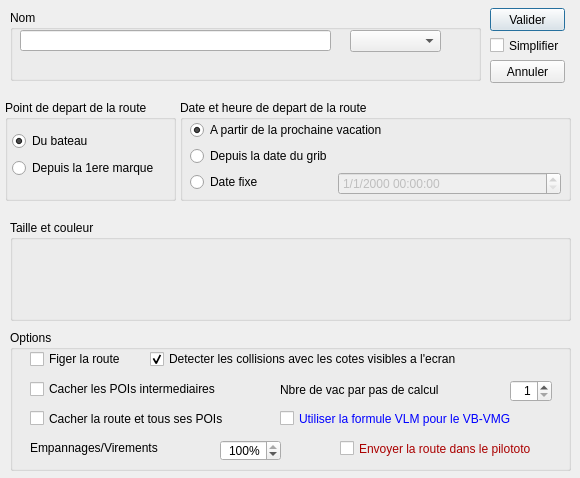
Above: src/Ui/Route_Editor.ui from nohal/qtVlm before the change. Below: the same form after it.
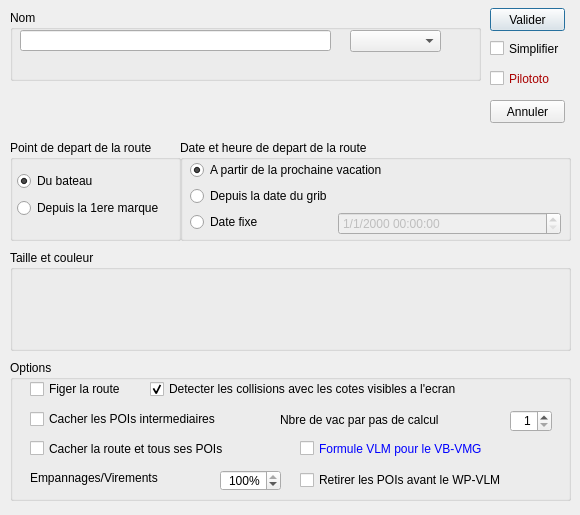
That is the form after the change.

Commit message: Various fixes in ROUTE Add option to start from nextVac estimated speed in estime and twaline Fix chkIsWP due to rounding pb in VLM (fixed in next vlm release) Fix download intermediary grib from vlm

The edit to the form file:
```diff
--- a/src/Ui/Route_Editor.ui
+++ b/src/Ui/Route_Editor.ui
@@ -7,7 +7,7 @@
     <x>0</x>
     <y>0</y>
     <width>580</width>
-    <height>478</height>
+    <height>515</height>
    </rect>
   </property>
   <property name="sizePolicy">
@@ -37,7 +37,7 @@
      <x>0</x>
      <y>0</y>
      <width>581</width>
-     <height>471</height>
+     <height>511</height>
     </rect>
    </property>
    <property name="sizePolicy">
@@ -83,7 +83,7 @@
     <property name="geometry">
      <rect>
       <x>10</x>
-      <y>330</y>
+      <y>360</y>
       <width>561</width>
       <height>141</height>
      </rect>
@@ -184,9 +184,9 @@
     <widget class="QCheckBox" name="useVbvmgVlm">
      <property name="geometry">
       <rect>
-       <x>270</x>
+       <x>290</x>
        <y>80</y>
-       <width>281</width>
+       <width>271</width>
        <height>17</height>
       </rect>
      </property>
@@ -228,7 +228,7 @@
       </palette>
      </property>
      <property name="text">
-      <string>Utiliser la formule VLM pour le VB-VMG</string>
+      <string>Formule VLM pour le VB-VMG</string>
      </property>
     </widget>
     <widget class="QLabel" name="labelTackGybe">
@@ -275,54 +275,17 @@
       <number>100</number>
      </property>
     </widget>
-    <widget class="QCheckBox" name="pilototo">
+    <widget class="QCheckBox" name="autoRemove">
      <property name="geometry">
       <rect>
-       <x>330</x>
+       <x>290</x>
        <y>110</y>
-       <width>221</width>
-       <height>17</height>
+       <width>261</width>
+       <height>20</height>
       </rect>
      </property>
-     <property name="palette">
-      <palette>
-       <active>
-        <colorrole role="WindowText">
-         <brush brushstyle="SolidPattern">
-          <color alpha="255">
-           <red>170</red>
-           <green>0</green>
-           <blue>0</blue>
-          </color>
-         </brush>
-        </colorrole>
-       </active>
-       <inactive>
-        <colorrole role="WindowText">
-         <brush brushstyle="SolidPattern">
-          <color alpha="255">
-           <red>170</red>
-           <green>0</green>
-           <blue>0</blue>
-          </color>
-         </brush>
-        </colorrole>
-       </inactive>
-       <disabled>
-        <colorrole role="WindowText">
-         <brush brushstyle="SolidPattern">
-          <color alpha="255">
-           <red>120</red>
-           <green>120</green>
-           <blue>120</blue>
-          </color>
-         </brush>
-        </colorrole>
-       </disabled>
-      </palette>
-     </property>
      <property name="text">
-      <string>Envoyer la route dans le pilototo</string>
+      <string>Retirer les POIs avant le WP-VLM</string>
      </property>
     </widget>
    </widget>
@@ -330,7 +293,7 @@
     <property name="geometry">
      <rect>
       <x>10</x>
-      <y>220</y>
+      <y>250</y>
       <width>561</width>
       <height>101</height>
      </rect>
@@ -354,7 +317,7 @@
     <property name="geometry">
      <rect>
       <x>180</x>
-      <y>100</y>
+      <y>140</y>
       <width>391</width>
       <height>101</height>
      </rect>
@@ -415,8 +378,8 @@
    <widget class="QGroupBox" name="groupBox_2">
     <property name="geometry">
      <rect>
-      <x>5</x>
-      <y>100</y>
+      <x>10</x>
+      <y>140</y>
       <width>171</width>
       <height>101</height>
      </rect>
@@ -471,7 +434,7 @@
     <property name="geometry">
      <rect>
       <x>490</x>
-      <y>37</y>
+      <y>40</y>
       <width>91</width>
       <height>17</height>
      </rect>
@@ -487,7 +450,7 @@
     <property name="geometry">
      <rect>
       <x>490</x>
-      <y>60</y>
+      <y>100</y>
       <width>75</width>
       <height>23</height>
      </rect>
@@ -496,6 +459,56 @@
      <string>Annuler</string>
     </property>
    </widget>
+   <widget class="QCheckBox" name="pilototo">
+    <property name="geometry">
+     <rect>
+      <x>490</x>
+      <y>70</y>
+      <width>81</width>
+      <height>17</height>
+     </rect>
+    </property>
+    <property name="palette">
+     <palette>
+      <active>
+       <colorrole role="WindowText">
+        <brush brushstyle="SolidPattern">
+         <color alpha="255">
+          <red>170</red>
+          <green>0</green>
+          <blue>0</blue>
+         </color>
+        </brush>
+       </colorrole>
+      </active>
+      <inactive>
+       <colorrole role="WindowText">
+        <brush brushstyle="SolidPattern">
+         <color alpha="255">
+          <red>170</red>
+          <green>0</green>
+          <blue>0</blue>
+         </color>
+        </brush>
+       </colorrole>
+      </inactive>
+      <disabled>
+       <colorrole role="WindowText">
+        <brush brushstyle="SolidPattern">
+         <color alpha="255">
+          <red>120</red>
+          <green>120</green>
+          <blue>120</blue>
+         </color>
+        </brush>
+       </colorrole>
+      </disabled>
+     </palette>
+    </property>
+    <property name="text">
+     <string>Pilototo</string>
+    </property>
+   </widget>
   </widget>
  </widget>
  <tabstops>
```
Left out of the diff: 8 changed lines with no effect on the pictures. The commit also changes 16 other files.
